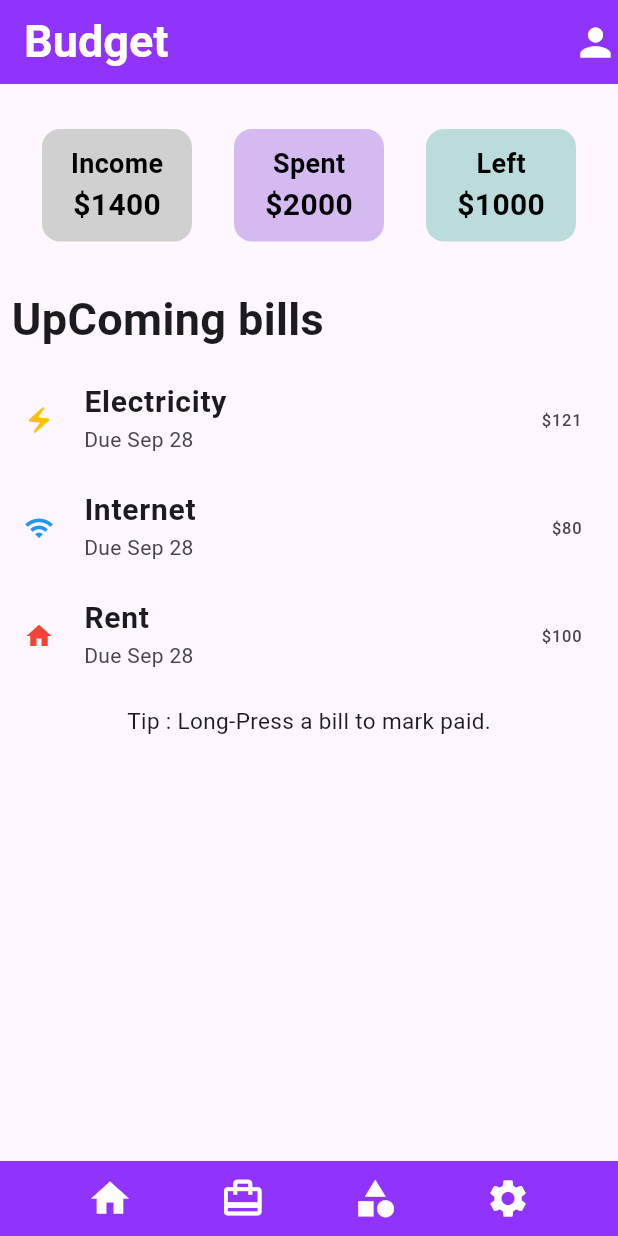
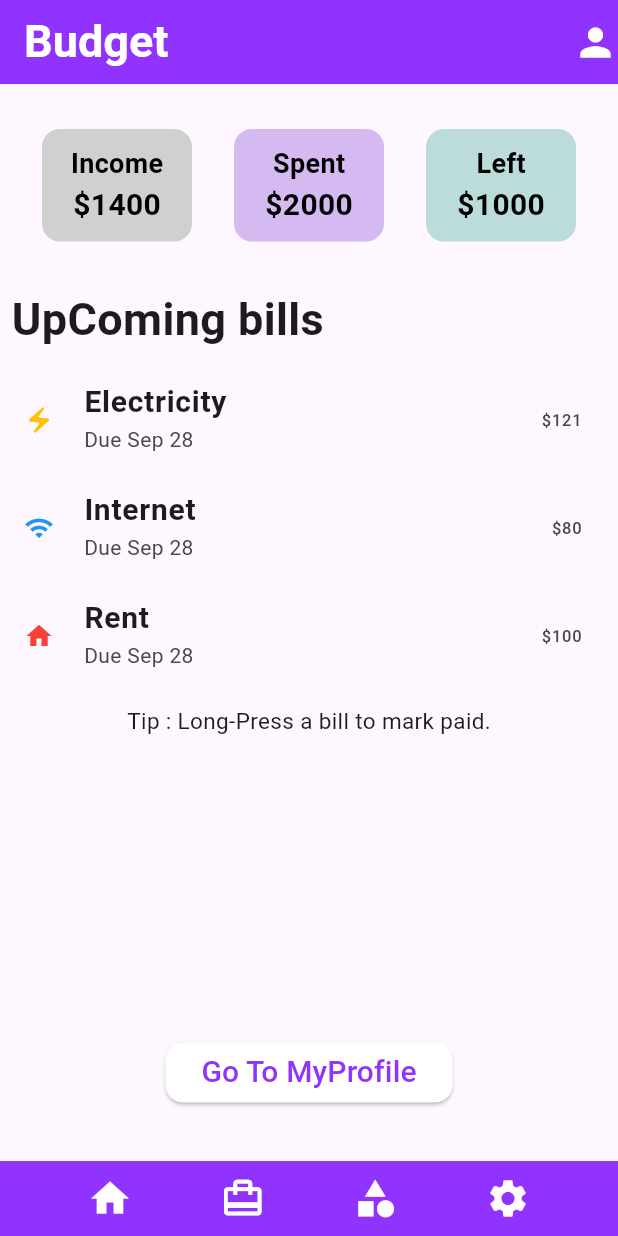
Before and after one commit to Alyaatamer/Flutter-ITI, a Flutter app: the screen it shows after launch, on a phone screen of 412 x 824 dp. Run offline on Flutter 3.47's test engine with Material 3 defaults, Android fonts, the phone set to English and light mode, and no system bars.

Commit message:
new task

```diff
--- a/Flutter/day1/lib/main.dart
+++ b/Flutter/day1/lib/main.dart
@@ -1,16 +1,26 @@
+import 'package:day1/SecondScreen.dart';
 import 'package:flutter/material.dart';
 
 void main(){
     runApp(MyApp());
 }
 
-
-class MyApp extends StatelessWidget{
-    @override
+class MyApp extends StatelessWidget {
+  @override
   Widget build(BuildContext context) {
     return MaterialApp(
-      home: Scaffold(
-        appBar: AppBar(
+      debugShowCheckedModeBanner: false,
+      home: FirstScreen(),
+    );
+  }
+}
+
+
+class FirstScreen extends StatelessWidget {
+  @override
+  Widget build(BuildContext context) {
+    return Scaffold(
+      appBar: AppBar(
           title: Text(
             "Budget",
              style: TextStyle(
@@ -199,6 +209,33 @@ class MyApp extends StatelessWidget{
                   ),
                 ),
               ),
+              Column(
+                  children: [
+                    SizedBox(height: 200),
+                    ElevatedButton(
+                      onPressed: (){
+                          Navigator.push(
+                            context,
+                            MaterialPageRoute(builder: (context) => Secondscreen()),
+                          );
+                      },
+                    style: ElevatedButton.styleFrom(
+                      backgroundColor: Colors.white,
+                      foregroundColor: Color(0xFF9133FF),
+                      shape: RoundedRectangleBorder(
+                          borderRadius: BorderRadius.circular(12),
+                      ),
+                    ),
+                    child: Text(
+                      "Go To MyProfile",
+                      style: TextStyle(
+                        color: Color(0xFF9133FF),
+                        fontSize: 20,
+                      ),
+                    ),
+                  ),
+                ],
+            ),
           ],
         ),
 
@@ -231,7 +268,6 @@ class MyApp extends StatelessWidget{
             ],
           ),
         ),
-      ),
     );
   }
 }
--- a/Flutter/day1/pubspec.yaml
+++ b/Flutter/day1/pubspec.yaml
@@ -58,9 +58,8 @@ flutter:
   uses-material-design: true
 
   # To add assets to your application, add an assets section, like this:
-  # assets:
-  #   - images/a_dot_burr.jpeg
-  #   - images/a_dot_ham.jpeg
+  assets:
+    - assets/images/
 
   # An image asset can refer to one or more resolution-specific "variants", see
   # https://flutter.dev/to/resolution-aware-images
```
Also changed, not shown: Flutter/day1/lib/SecondScreen.dart (added, +40 -0 lines), Flutter/day1/assets/images/download.jpg (added), 2 other files.
